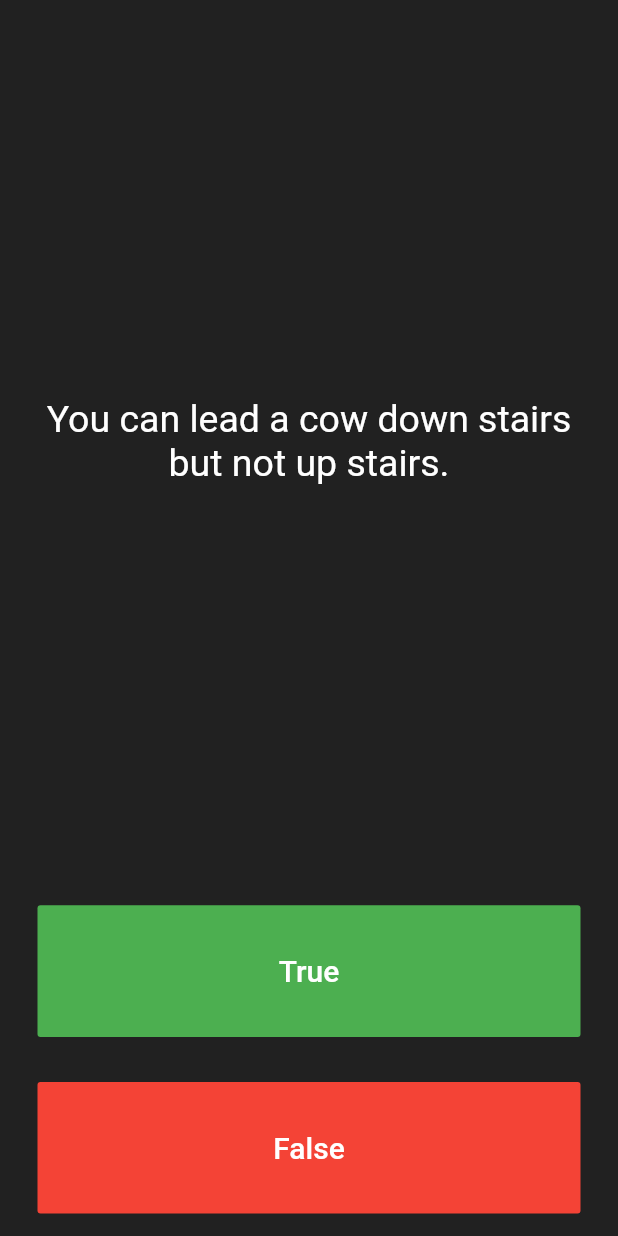
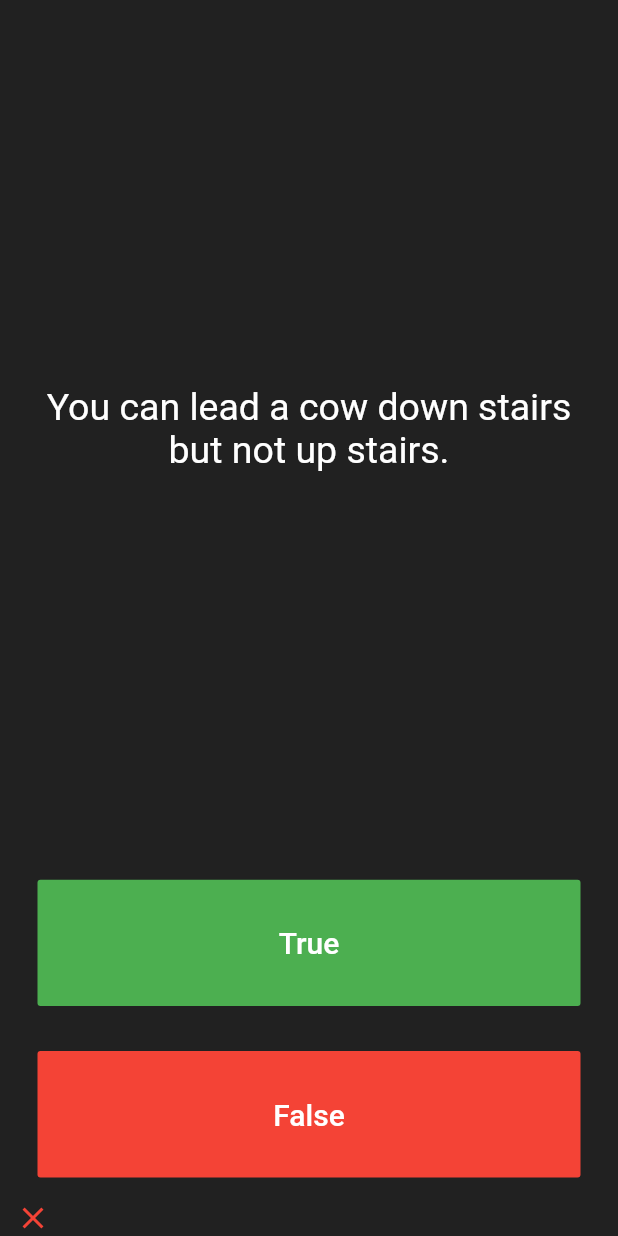
Before and after one commit to jas095/quizzler_app, a Flutter app: the screen it shows after launch, after a tap on "True", on a phone screen of 412 x 824 dp. Run offline on Flutter 3.47's test engine with Material 2 defaults, Android fonts, the phone set to English and light mode, and no system bars; our stand-ins replace rflutter_alert.

Commit message:
Completed Project

```diff
--- a/lib/main.dart
+++ b/lib/main.dart
@@ -1,5 +1,9 @@
 import 'package:flutter/material.dart';
-import 'package:quizzler/question_page.dart';
+import 'package:rflutter_alert/rflutter_alert.dart';
+
+import 'package:quizzler/quiz_brain.dart';
+
+QuizBrain quizBrain = new QuizBrain();
 
 void main() => runApp(Quizzler());
 
@@ -7,6 +11,7 @@ class Quizzler extends StatelessWidget {
   @override
   Widget build(BuildContext context) {
     return MaterialApp(
+      debugShowCheckedModeBanner: false,
       home: Scaffold(
         backgroundColor: Colors.grey.shade900,
         body: SafeArea(
@@ -28,16 +33,6 @@ class QuizPage extends StatefulWidget {
 class _QuizPageState extends State<QuizPage> {
   List<Icon> scoreKeeper = [];
 
-  List<Question> questions = [
-    Question(q: 'You can lead a cow down stairs but not up stairs.', a: false),
-    Question(
-        q: 'Approximately one quarter of human bones are in the feet.',
-        a: true),
-    Question(q: 'A slug\'s blood is green.', a: true)
-  ];
-
-  int questionNumber = 0;
-
   @override
   Widget build(BuildContext context) {
     return Column(
@@ -50,7 +45,7 @@ class _QuizPageState extends State<QuizPage> {
             padding: EdgeInsets.all(10.0),
             child: Center(
               child: Text(
-                questions[questionNumber].questionText,
+                quizBrain.getQuizBrain(),
                 textAlign: TextAlign.center,
                 style: TextStyle(
                   fontSize: 25.0,
@@ -73,9 +68,8 @@ class _QuizPageState extends State<QuizPage> {
                   fontSize: 20.0,
                 ),
               ),
-              onPressed: () {
-                //The user picked true.
-              },
+              onPressed: () =>
+                  checkQuestion(userPickedAnswer: false, context: context),
             ),
           ),
         ),
@@ -91,9 +85,8 @@ class _QuizPageState extends State<QuizPage> {
                   color: Colors.white,
                 ),
               ),
-              onPressed: () {
-                //The user picked false.
-              },
+              onPressed: () =>
+                  checkQuestion(userPickedAnswer: false, context: context),
             ),
           ),
         ),
@@ -103,6 +96,52 @@ class _QuizPageState extends State<QuizPage> {
       ],
     );
   }
+
+  checkQuestion({bool userPickedAnswer, BuildContext context}) {
+    Icon properties;
+
+    setState(() {
+      if (quizBrain.isFinished()) {
+        quizBrain.reset();
+
+        scoreKeeper.clear();
+
+        Alert(
+                context: context,
+                title: "End of Quiz",
+                type: AlertType.info,
+                buttons: [
+                  DialogButton(
+                    child: Text(
+                      "Finished",
+                      style: TextStyle(color: Colors.white, fontSize: 20),
+                    ),
+                    onPressed: () => Navigator.pop(context),
+                    color: Color.fromRGBO(0, 179, 134, 1.0),
+                    radius: BorderRadius.circular(0.0),
+                  ),
+                ],
+                desc: "this is the end")
+            .show();
+      } else {
+        if (quizBrain.getCorrectAnswer() == userPickedAnswer) {
+          properties = Icon(
+            Icons.check,
+            color: Colors.green,
+          );
+          scoreKeeper.add(properties);
+        } else {
+          properties = Icon(
+            Icons.close,
+            color: Colors.red,
+          );
+          scoreKeeper.add(properties);
+        }
+
+        quizBrain.nextQuestion();
+      }
+    });
+  }
 }
 
 /*
--- /dev/null
+++ b/lib/quiz_brain.dart
@@ -0,0 +1,63 @@
+import 'package:quizzler/question_page.dart';
+
+class QuizBrain {
+  int _questionNumber = 0;
+  List<Question> _questions = [
+    Question(q: 'Some cats are actually allergic to humans', a: true),
+    Question(q: 'You can lead a cow down stairs but not up stairs.', a: false),
+    Question(
+        q: 'Approximately one quarter of human bones are in the feet.',
+        a: true),
+    Question(q: 'A slug\'s blood is green.', a: true),
+    Question(q: 'Buzz Aldrin\'s mother\'s maiden name was \"Moon\".', a: true),
+    Question(q: 'It is illegal to pee in the Ocean in Portugal.', a: true),
+    Question(
+        q: 'No piece of square dry paper can be folded in half more than 7 times.',
+        a: false),
+    Question(
+        q: 'In London, UK, if you happen to die in the House of Parliament, you are technically entitled to a state funeral, because the building is considered too sacred a place.',
+        a: true),
+    Question(
+        q: 'The loudest sound produced by any animal is 188 decibels. That animal is the African Elephant.',
+        a: false),
+    Question(
+        q: 'The total surface area of two human lungs is approximately 70 square metres.',
+        a: true),
+    Question(q: 'Google was originally called \"Backrub\".', a: true),
+    Question(
+        q: 'Chocolate affects a dog\'s heart and nervous system; a few ounces are enough to kill a small dog.',
+        a: true),
+    Question(
+        q: 'In West Virginia, USA, if you accidentally hit an animal with your car, you are free to take it home to eat.',
+        a: true),
+  ];
+
+  void nextQuestion() {
+    if (_questionNumber < _questions.length - 1) {
+      _questionNumber++;
+    }
+  }
+
+  String getQuizBrain() {
+    return _questions[_questionNumber].questionText;
+  }
+
+  bool getCorrectAnswer() {
+    return _questions[_questionNumber].questionAnswer;
+  }
+
+  bool isFinished() {
+    if (_questions.length - 1 == _questionNumber) {
+      /*      print(
+          '${_questions.length} and $_questionNumber Este mensaje solo se muestra si es el final'); */
+
+      return true;
+    } else {
+      return false;
+    }
+  }
+
+  reset() {
+    _questionNumber = 0;
+  }
+}
--- a/pubspec.yaml
+++ b/pubspec.yaml
@@ -15,6 +15,7 @@ environment:
 dependencies:
   flutter:
     sdk: flutter
+  rflutter_alert: ^1.0.3
 
   # The following adds the Cupertino Icons font to your application.
   # Use with the CupertinoIcons class for iOS style icons.
```
